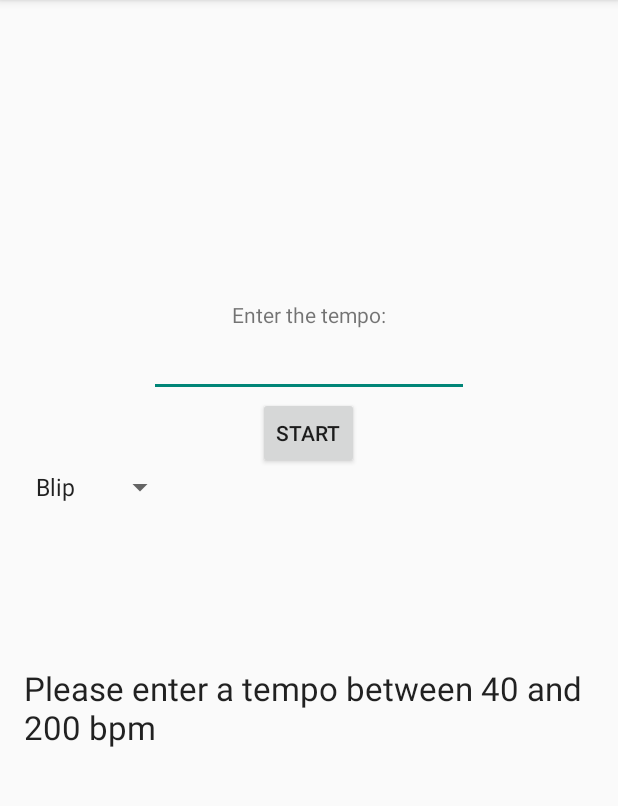
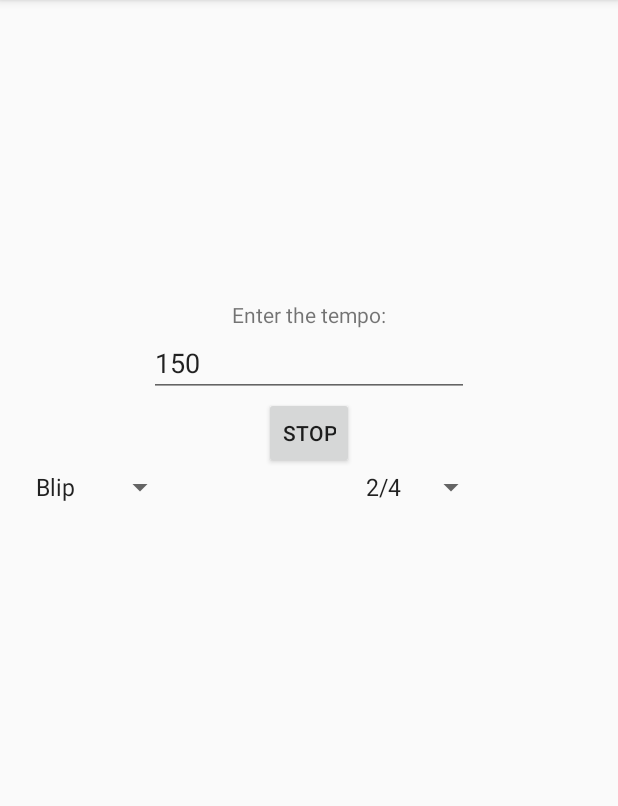
Before and after one commit to cyanhearth/BasicMetronome, an Android app: the screen it shows after launch (MainActivity), after a tap on "START", on a phone screen of 412 x 824 dp, the part 84-890 px from its top. Run offline under Robolectric (Android 15) with nearby library versions, the phone set to English and light mode, and no system bars.

Commit message:
Beat emphasis and time signatures
* First beat of the bar is now played louder than the rest
* Multiple time signatures are now available
* changed from Timer to Handler to schedule the repeating task of
playing the sound

```diff
--- a/app/src/main/java/com/example/cyanhearth/basicmetronome/MainActivity.java
+++ b/app/src/main/java/com/example/cyanhearth/basicmetronome/MainActivity.java
@@ -5,6 +5,7 @@ import android.media.AudioAttributes;
 import android.media.AudioManager;
 import android.media.SoundPool;
 import android.os.Build;
+import android.os.Handler;
 import android.support.v7.app.ActionBarActivity;
 import android.os.Bundle;
 import android.view.Menu;
@@ -24,21 +25,46 @@ import java.util.TimerTask;
 
 public class MainActivity extends ActionBarActivity {
 
+    // SoundPool to handle each sound and HashMap to contain references
     private SoundPool pool;
     private HashMap<String, Integer> soundPoolMap;
+
+    // references to UI elements
+    private EditText tempoSelection;
+    private TextView notifyError;
+    private Spinner soundsSpinner;
+    private Spinner timeSigSpinner;
     private Button button;
+
+    // used to find the sound in the hashmap
     private String sound_id;
+
+    //used to set the appropriate time signature
+    private String timeSig;
+
+    // tempo in bpm
     private int tempo;
+
+    // period in ms
     private int period;
 
-    private EditText tempoSelection;
-    private TextView notifyError;
+    // handler to play the sound at appropriate intervals
+    private Handler handler;
+    private Runnable repeat;
 
-    private Spinner soundsSpinner;
+    // to keep track of which beat is being played
+    private int beat;
 
-    private Timer timer;
-    private TimerTask repeat;
+    // which beat should be emphasised
+    private int emphasis;
 
+    // modify period to fit the time signature
+    private int modifier;
+
+    // the volume at which the sound is to be played
+    private float volume;
+
+    //reference to the resources
     private Resources res;
 
     @Override
@@ -49,7 +75,7 @@ public class MainActivity extends ActionBarActivity {
 
         res = getResources();
 
-        timer = new Timer();
+        handler = new Handler();
 
         button = (Button) findViewById(R.id.button);
 
@@ -71,7 +97,56 @@ public class MainActivity extends ActionBarActivity {
         soundsSpinner.setOnItemSelectedListener(new AdapterView.OnItemSelectedListener() {
             @Override
             public void onItemSelected(AdapterView<?> parent, View view, int position, long id) {
+                // this matches the key in the hashmap
                 sound_id = (String) parent.getItemAtPosition(position);
+            }
+
+            @Override
+            public void onNothingSelected(AdapterView<?> parent) {
+
+            }
+        });
+
+        // initialize and populate the time signature spinner
+        timeSigSpinner = (Spinner) findViewById(R.id.spinner2);
+
+        ArrayAdapter<CharSequence> timeSigAdapter = ArrayAdapter.createFromResource(this,
+                R.array.time_sigs, android.R.layout.simple_spinner_item);
+
+        timeSigAdapter.setDropDownViewResource(android.R.layout.simple_spinner_dropdown_item);
+
+        timeSigSpinner.setAdapter(timeSigAdapter);
+
+        timeSigSpinner.setOnItemSelectedListener(new AdapterView.OnItemSelectedListener() {
+            @Override
+            public void onItemSelected(AdapterView<?> parent, View view, int position, long id) {
+                timeSig = (String) parent.getItemAtPosition(position);
+
+                // set modifier and emphasis values to match the time signature
+                switch (timeSig) {
+                    case "2/4":
+                        modifier = 1;
+                        emphasis = 2;
+                        break;
+                    case "3/4":
+                        modifier = 1;
+                        emphasis = 3;
+                        break;
+                    case "4/4":
+                        modifier = 1;
+                        emphasis = 4;
+                        break;
+                    case "4/8":
+                        modifier = 2;
+                        emphasis = 4;
+                        modifier = 2;
+                        break;
+                    default:
+                        modifier = 1;
+                        emphasis = 4;
+                        break;
+                }
+
             }
 
             @Override
@@ -96,13 +171,18 @@ public class MainActivity extends ActionBarActivity {
             pool = new SoundPool(10, AudioManager.STREAM_MUSIC, 0);
         }
 
+        // add the sounds to the SoundPool
         soundPoolMap.put("Blip", pool.load(this, R.raw.blip, 1));
         soundPoolMap.put("Boop", pool.load(this, R.raw.boop, 1));
+
+        // initialize the beat
+        beat = 0;
 
         button.setOnClickListener(new View.OnClickListener() {
             @Override
             public void onClick(View v) {
 
+                // reset the error message
                 notifyError.setText("");
 
                 //Get the value the user entered for the tempo
@@ -110,38 +190,64 @@ public class MainActivity extends ActionBarActivity {
 
                 if (tempo < 40 || tempo > 200) {
 
+                    // notify the user if an invalid tempo has been entered
                     notifyError.setText(res.getString(R.string.wrong_tempo));
                     return;
 
                 }
 
+                // make sure the tempo can't be altered once the metronome has been started
                 tempoSelection.setFocusable(false);
 
-                // period in milliseconds
-                period = 60000 / tempo;
-
-                //id = soundPoolMap.get(1);
-
+                // button behaviour if the metronome is not running
                 if (button.getText().toString().equals(res.getString(R.string.button_text_start))) {
 
-                    repeat = new TimerTask() {
+                    repeat = new Runnable () {
+
                         @Override
                         public void run() {
-                            pool.play(soundPoolMap.get(sound_id), 1, 1, 1, 0, 1);
+
+                            if (beat >= emphasis) {
+                                beat = 0;
+                            }
+
+                            if (beat == 0) {
+                                //first beat should be emphasised
+                                volume = 1.0f;
+                            }
+                            else {
+                                volume = 0.3f;
+                            }
+
+                            // period in milliseconds
+                            period = (60000 / tempo) / modifier;
+
+                            // play the sound from the SoundPool
+                            pool.play(soundPoolMap.get(sound_id), volume, volume, 1, 0, 1);
+                            beat++;
+
+                            handler.postDelayed(repeat, period);
+
                         }
                     };
 
-                    timer.schedule(repeat, 0, period);
+                    // start the runnable
+                    handler.postDelayed(repeat, period);
 
                     button.setText(res.getString(R.string.button_text_stop));
 
                 }
                 else {
 
-                    repeat.cancel();
+                    // stop the runnable
+                    handler.removeCallbacks(repeat);
+
+                    //reset beat
+                    beat = 0;
 
                     button.setText(res.getString(R.string.button_text_start));
 
+                    // allow tempo to be changed again
                     tempoSelection.setFocusableInTouchMode(true);
 
                 }
--- a/app/src/main/res/layout/activity_main.xml
+++ b/app/src/main/res/layout/activity_main.xml
@@ -22,7 +22,8 @@
         android:ems="10"
         android:id="@+id/editText"
         android:layout_below="@+id/textView"
-        android:layout_centerHorizontal="true" />
+        android:layout_centerHorizontal="true"
+        android:text="@string/default_tempo" />
 
     <TextView
         android:layout_width="wrap_content"
@@ -51,4 +52,12 @@
         android:layout_alignParentLeft="true"
         android:layout_alignParentStart="true" />
 
+    <Spinner
+        android:layout_width="wrap_content"
+        android:layout_height="wrap_content"
+        android:id="@+id/spinner2"
+        android:layout_alignTop="@+id/spinner"
+        android:layout_toRightOf="@+id/button"
+        android:layout_toEndOf="@+id/button" />
+
 </RelativeLayout>
--- a/app/src/main/res/values/strings.xml
+++ b/app/src/main/res/values/strings.xml
@@ -11,10 +11,18 @@
     <string name="wrong_tempo">Please enter a tempo between 40 and 200 bpm</string>
 
     <string name="sound1">Blip</string>
+    <string name="default_tempo">150</string>
 
     <string-array name="sounds_array">
         <item>Blip</item>
         <item>Boop</item>
     </string-array>
 
+    <string-array name="time_sigs">
+        <item>2/4</item>
+        <item>3/4</item>
+        <item>4/4</item>
+        <item>4/8</item>
+    </string-array>
+
 </resources>
```
